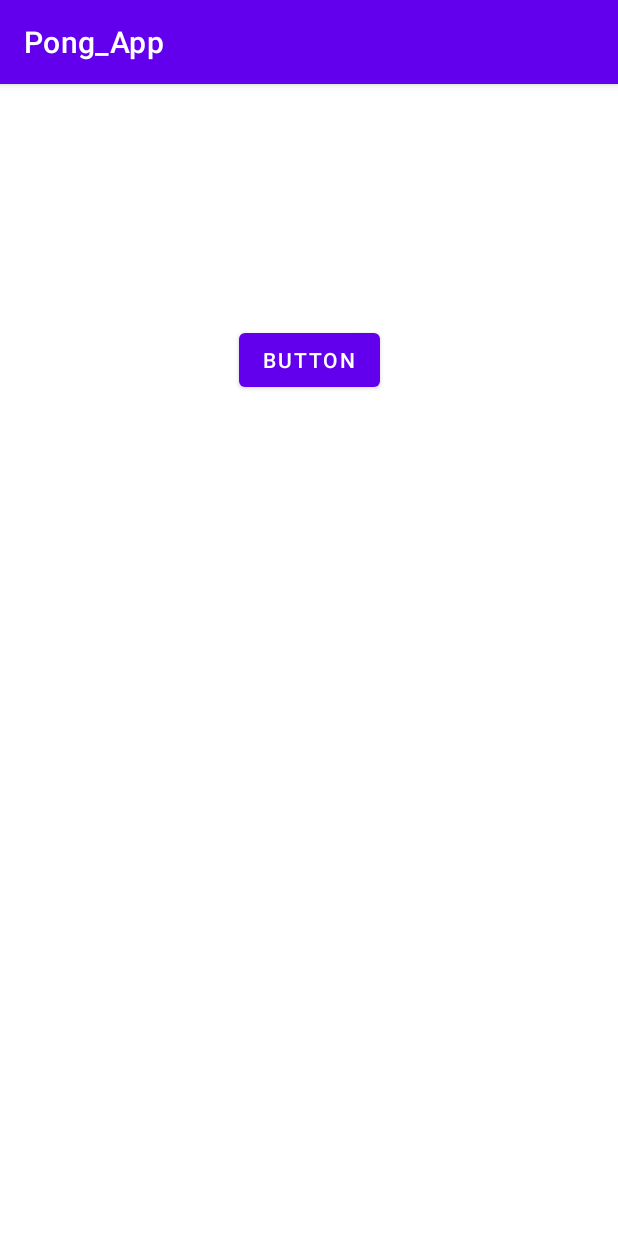
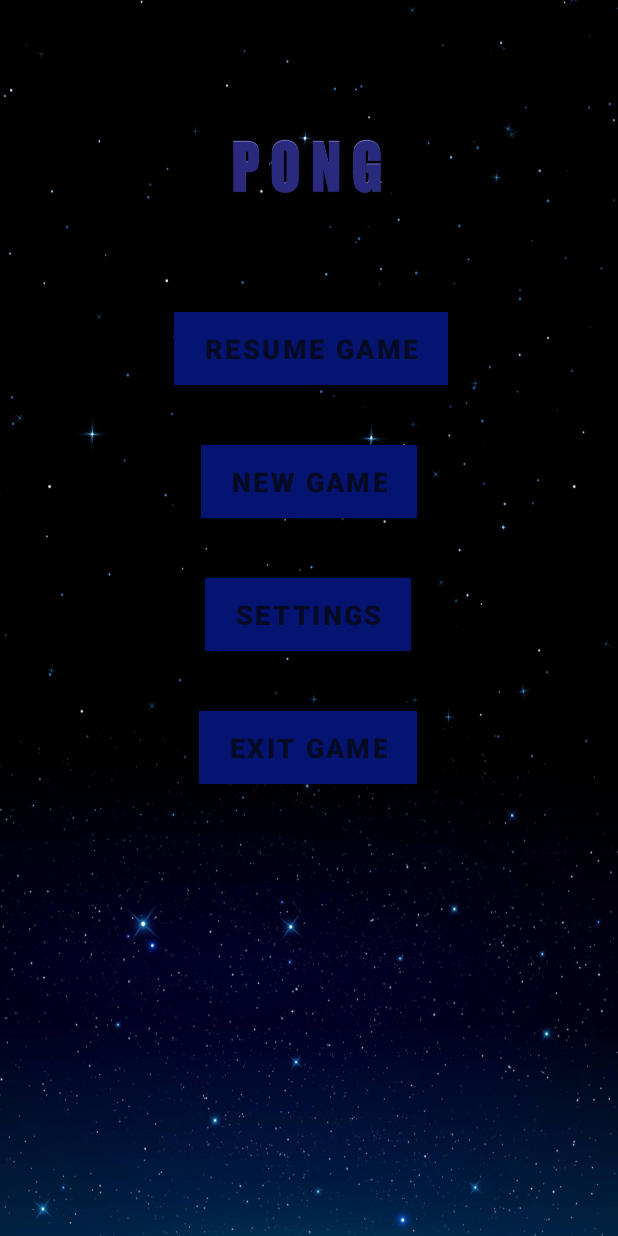
Before and after one commit to cissco28/TAMZ-2, an Android app: the screen it shows after launch (MainActivity), on a phone screen of 412 x 824 dp. Run offline under Robolectric (Android 15) with nearby library versions, the phone set to English and light mode, and no system bars.

Commit message:
main menu

```diff
--- a/app/src/main/java/com/example/pong_app/MainActivity.java
+++ b/app/src/main/java/com/example/pong_app/MainActivity.java
@@ -2,13 +2,52 @@ package com.example.pong_app;
 
 import androidx.appcompat.app.AppCompatActivity;
 
+import android.content.Intent;
 import android.os.Bundle;
+import android.view.View;
+import android.widget.Button;
 
 public class MainActivity extends AppCompatActivity {
+
+    Button resumeGameButton;
 
     @Override
     protected void onCreate(Bundle savedInstanceState) {
         super.onCreate(savedInstanceState);
         setContentView(R.layout.activity_main);
+
+        resumeGameButton = findViewById(R.id.resumeGameButton);
+
+        resumeGameButton.setOnClickListener(new View.OnClickListener() {
+            @Override
+            public void onClick(View v) {
+                resumeGame();
+            }
+        });
+
+        findViewById(R.id.newGameButton).setOnClickListener(new View.OnClickListener() {
+            @Override
+            public void onClick(View v) {
+                newGame();
+            }
+        });
+
+        findViewById(R.id.settingsButton).setOnClickListener(new View.OnClickListener() {
+            @Override
+            public void onClick(View v) {
+                startActivity(new Intent(getBaseContext(), SettingsActivity.class));
+                finish();
+            }
+        });
     }
+
+    public void resumeGame(){
+
+    }
+
+    protected void newGame(){
+        startActivity(new Intent(getBaseContext(), GameActivity.class));
+        finish();
+    }
+
 }
--- a/app/src/main/res/layout/activity_main.xml
+++ b/app/src/main/res/layout/activity_main.xml
@@ -4,24 +4,74 @@
     xmlns:tools="http://schemas.android.com/tools"
     android:layout_width="match_parent"
     android:layout_height="match_parent"
+    android:background="@drawable/menu_background2"
     tools:context=".MainActivity">
 
-    <View
-        android:id="@+id/view"
+    <Button
+        android:id="@+id/exitGameButton"
+        style="@style/Widget.MaterialComponents.ExtendedFloatingActionButton"
         android:layout_width="wrap_content"
         android:layout_height="wrap_content"
-        app:layout_constraintBottom_toBottomOf="parent"
+        android:layout_marginTop="40dp"
+
+        android:fontFamily="sans-serif-black"
+        android:text="Exit game"
+        android:textColor="#060A22"
+        android:textSize="18sp"
+        app:backgroundTint="#041470"
         app:layout_constraintEnd_toEndOf="parent"
+        app:layout_constraintHorizontal_bias="0.498"
+        app:layout_constraintStart_toStartOf="parent"
+        app:layout_constraintTop_toBottomOf="@+id/settingsButton" />
+
+    <Button
+        android:id="@+id/newGameButton"
+        style="@style/Widget.MaterialComponents.ExtendedFloatingActionButton"
+        android:layout_width="wrap_content"
+        android:layout_height="wrap_content"
+        android:layout_marginTop="40dp"
+        android:fontFamily="sans-serif-black"
+        android:text="New Game"
+
+        android:textColor="#060A22"
+        android:textSize="18sp"
+        app:backgroundTint="#041470"
+        app:layout_constraintEnd_toEndOf="parent"
+        app:layout_constraintStart_toStartOf="parent"
+        app:layout_constraintTop_toBottomOf="@+id/resumeGameButton" />
+
+    <Button
+        android:id="@+id/resumeGameButton"
+        style="@style/Widget.MaterialComponents.ExtendedFloatingActionButton"
+        android:layout_width="wrap_content"
+        android:layout_height="wrap_content"
+        android:layout_marginTop="208dp"
+        android:fontFamily="sans-serif-black"
+        android:text="Resume game"
+
+        android:textColor="#060A22"
+        android:textSize="18sp"
+        app:backgroundTint="#041470"
+        app:layout_constraintEnd_toEndOf="parent"
+        app:layout_constraintHorizontal_bias="0.506"
         app:layout_constraintStart_toStartOf="parent"
         app:layout_constraintTop_toTopOf="parent" />
 
     <Button
-        android:id="@+id/button2"
+        android:id="@+id/settingsButton"
+        style="@style/Widget.MaterialComponents.ExtendedFloatingActionButton"
         android:layout_width="wrap_content"
         android:layout_height="wrap_content"
-        android:layout_marginTop="160dp"
-        android:text="Button"
+        android:layout_marginTop="40dp"
+        android:fontFamily="sans-serif-black"
+
+        android:text="Settings"
+        android:textColor="#060A22"
+        android:textSize="18sp"
+        app:backgroundTint="#041470"
         app:layout_constraintEnd_toEndOf="parent"
+        app:layout_constraintHorizontal_bias="0.498"
         app:layout_constraintStart_toStartOf="parent"
-        app:layout_constraintTop_toTopOf="parent" />
+        app:layout_constraintTop_toBottomOf="@+id/newGameButton" />
+
 </androidx.constraintlayout.widget.ConstraintLayout>
--- a/app/src/main/res/values-night/themes.xml
+++ b/app/src/main/res/values-night/themes.xml
@@ -13,4 +13,10 @@
         <item name="android:statusBarColor" tools:targetApi="l">?attr/colorPrimaryVariant</item>
         <!-- Customize your theme here. -->
     </style>
+
+    <style name="Theme.Pong_App_full_screen" parent="Theme.Pong_App">
+        <item name="windowActionBar">false</item>
+        <item name="windowNoTitle">true</item>
+        <item name="android:windowFullscreen">true</item>
+    </style>
 </resources>
--- a/app/src/main/res/values/themes.xml
+++ b/app/src/main/res/values/themes.xml
@@ -13,4 +13,10 @@
         <item name="android:statusBarColor" tools:targetApi="l">?attr/colorPrimaryVariant</item>
         <!-- Customize your theme here. -->
     </style>
+
+    <style name="Theme.Pong_App_full_screen" parent="Theme.Pong_App">
+        <item name="windowActionBar">false</item>
+        <item name="windowNoTitle">true</item>
+        <item name="android:windowFullscreen">true</item>
+    </style>
 </resources>
```
Also changed, not shown: app/build.gradle (+8 -0 lines), app/src/main/AndroidManifest.xml (+16 -1 lines), app/src/main/java/com/example/pong_app/Ball.java (added, +32 -0 lines), app/src/main/java/com/example/pong_app/GameActivity.java (added, +99 -0 lines), app/src/main/java/com/example/pong_app/GameView.java (added, +103 -0 lines), app/src/main/java/com/example/pong_app/Player.java (added, +41 -0 lines), app/src/main/java/com/example/pong_app/SettingsActivity.java (added, +33 -0 lines), app/src/main/res/layout/activity_game.xml (added, +17 -0 lines), app/src/main/res/layout/settings_activity.xml (added, +9 -0 lines), app/src/main/res/values/arrays.xml (added, +42 -0 lines), app/src/main/res/values/strings.xml (+34 -0 lines), app/src/main/res/xml/root_preferences.xml (added, +99 -0 lines), app/src/main/res/drawable/menu_background.jpg (added), app/src/main/res/drawable/menu_background2.jpg (added).
